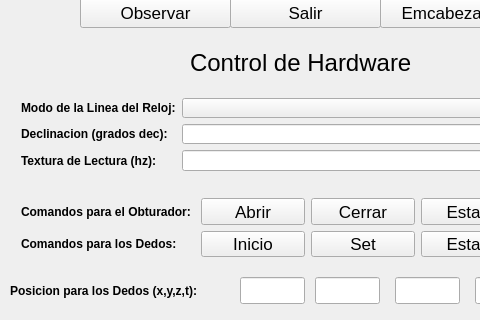
Qt form adquisiciondatos.ui (joselp/observe-qt) before a commit; both pictures show x 0 to 480 and y 240 to 560 of the 1024 by 680 pixel window.
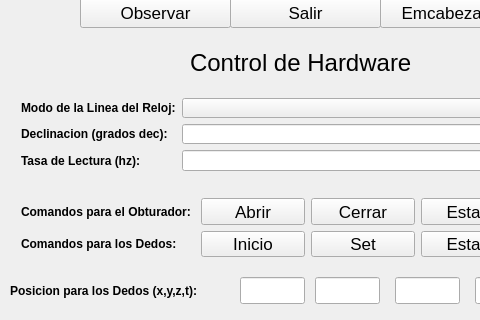
The same form after that commit.

Commit message:
Agregada logica de la Gui (activar y descatviar campos segun ComboBox) para la ventana de Aquisicion de datos.
Falta toda la ventana de Cabecera Fits.

Patch:
```diff
--- a/adquisiciondatos.ui
+++ b/adquisiciondatos.ui
@@ -340,7 +340,7 @@
         </font>
        </property>
        <property name="text">
-        <string>Textura de Lectura (hz):</string>
+        <string>Tasa de Lectura (hz):</string>
        </property>
       </widget>
      </item>
```
Left out of the diff: 2 changed lines with no effect on the pictures. The commit also changes 2 other files.
